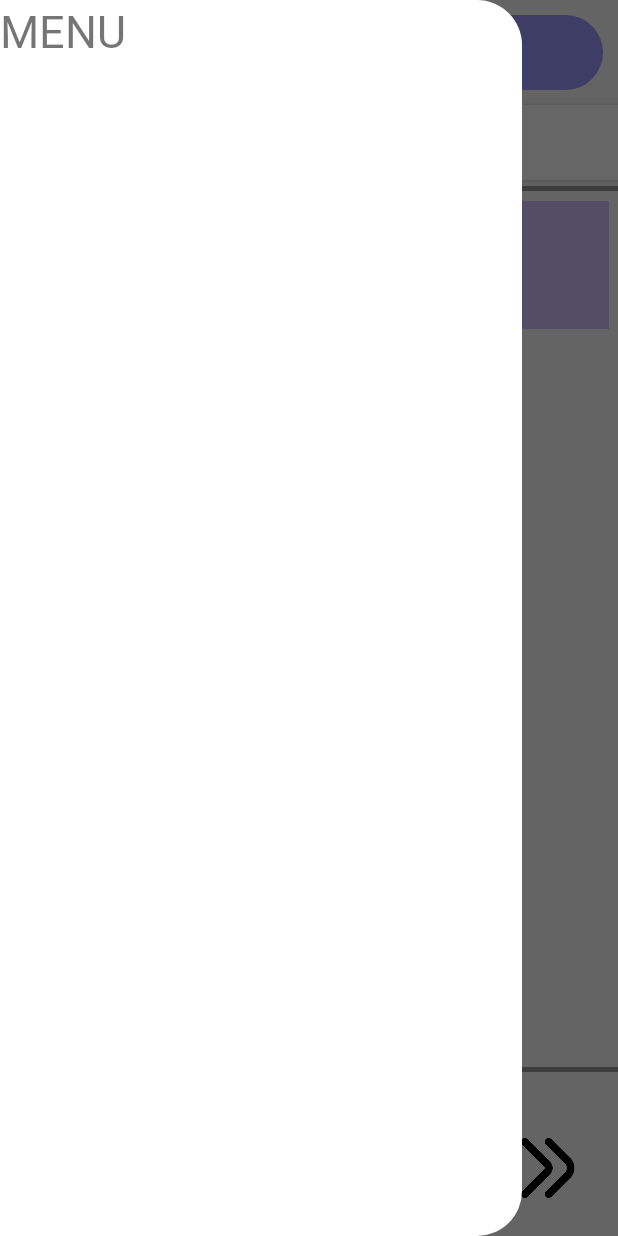
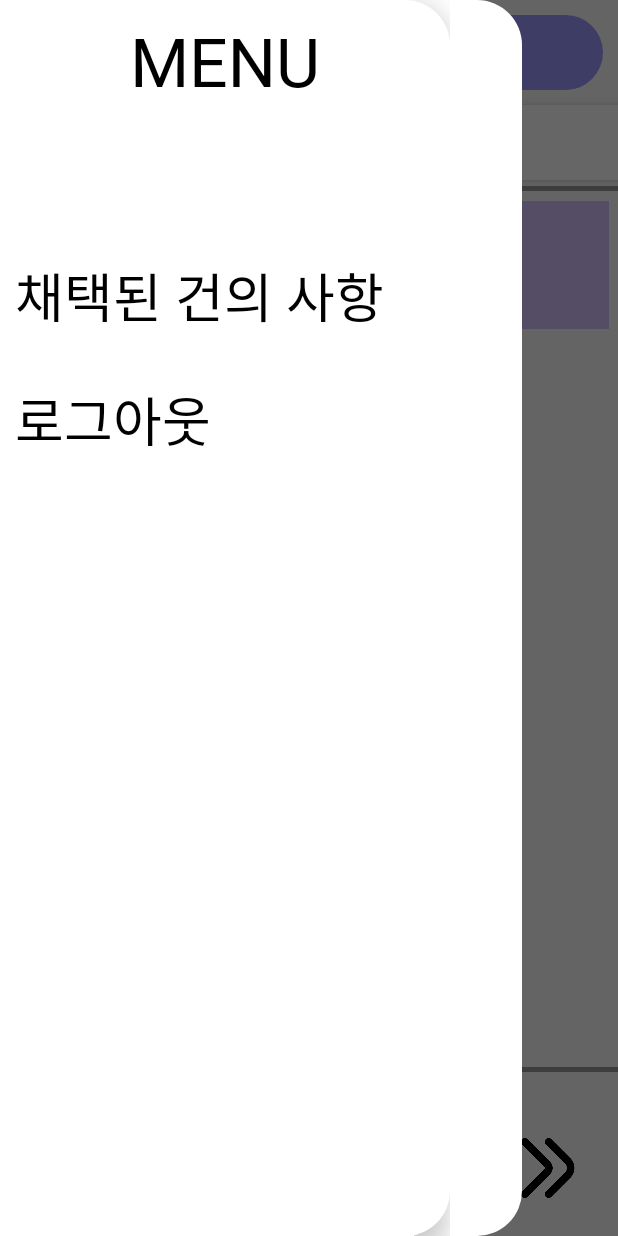
Before and after one commit to penguin-head-whale-shark/android_app, an Android app: the LoginResultActivity screen opened directly, with no data from a screen before it, with the side drawer open, on a phone screen of 412 x 824 dp. Run offline under Robolectric (Android 15) with nearby library versions, the phone set to English and light mode, and no system bars.

Commit message:
메뉴바 구현

```diff
--- a/app/src/main/res/layout/activity_main.xml
+++ b/app/src/main/res/layout/activity_main.xml
@@ -232,16 +232,6 @@
        android:layout_height="match_parent"
        android:layout_gravity="start"
        android:background="@drawable/menu">
-      <LinearLayout
-          android:orientation="vertical"
-          android:layout_width="match_parent"
-          android:layout_height="match_parent">
-         <TextView
-             android:layout_width="match_parent"
-             android:layout_height="wrap_content"
-            android:text="MENU"
-            android:fontFamily="@font/jua"
-             android:textSize="30sp"/>
-      </LinearLayout>
+      <include layout="@layout/menu"/>
    </com.google.android.material.navigation.NavigationView>
 </androidx.drawerlayout.widget.DrawerLayout>
--- a/app/src/main/res/layout/menu.xml
+++ b/app/src/main/res/layout/menu.xml
@@ -27,7 +27,8 @@
             android:gravity="left"
             android:textColor="@color/black"
             android:layout_marginTop="100dp"
-            android:clickable="true"/>
+            android:clickable="true"
+            android:background=" ?attr/selectableItemBackground"/>
         <TextView
             android:id="@+id/logout_button"
             android:layout_width="match_parent"
@@ -38,6 +39,7 @@
             android:gravity="left"
             android:textColor="@color/black"
             android:layout_marginTop="30dp"
-            android:clickable="true"/>
+            android:clickable="true"
+            android:background=" ?attr/selectableItemBackground"/>
     </LinearLayout>
 </androidx.constraintlayout.widget.ConstraintLayout>
```
Also changed, not shown: app/src/main/res/layout/activity_show_write.xml (+9 -4 lines).
